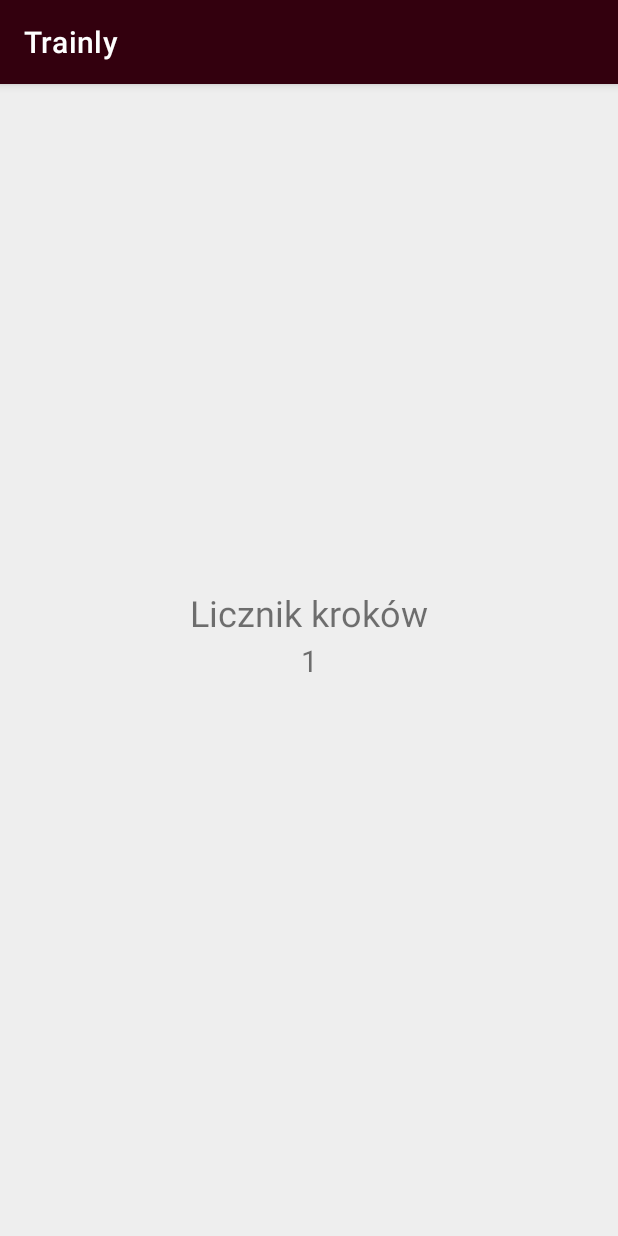
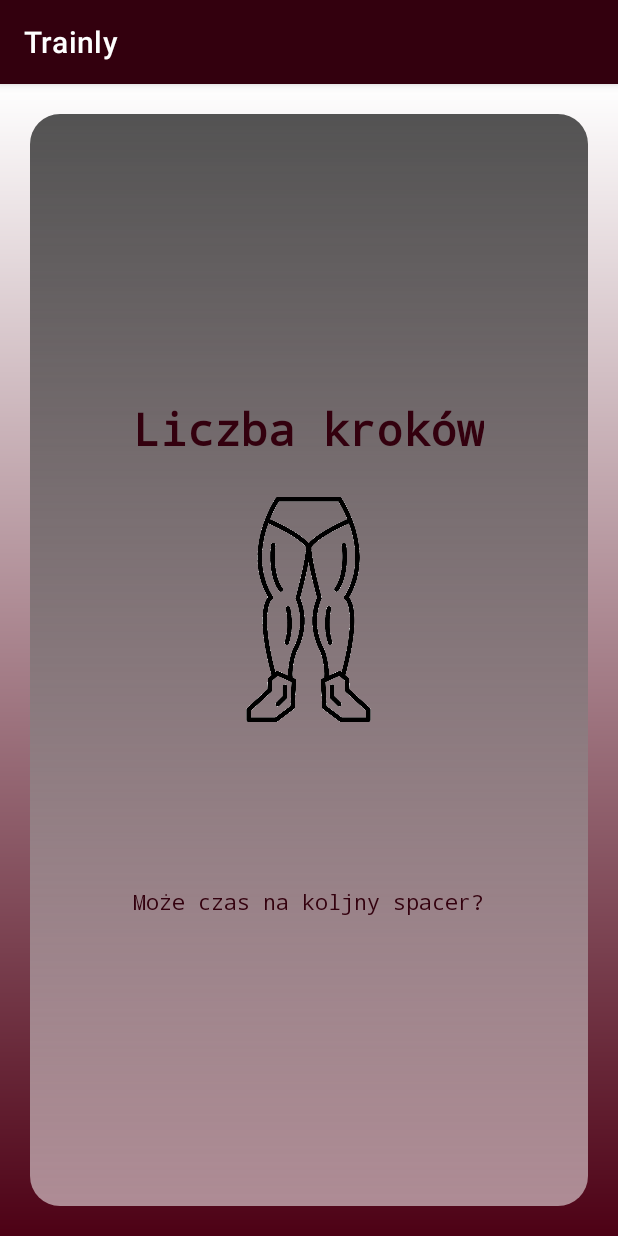
Before and after one commit to Funiek/systemy-mobilne-projekt, an Android app: the StepCounterActivity screen opened directly, with no data from a screen before it, on a phone screen of 412 x 824 dp. Run offline under Robolectric (Android 15) with nearby library versions, the phone set to English and light mode, and no system bars.

Commit message:
widok krokomierza

```diff
--- a/app/src/main/res/layout/activity_step_counter.xml
+++ b/app/src/main/res/layout/activity_step_counter.xml
@@ -2,34 +2,113 @@
 <androidx.constraintlayout.widget.ConstraintLayout xmlns:android="http://schemas.android.com/apk/res/android"
     xmlns:app="http://schemas.android.com/apk/res-auto"
     xmlns:tools="http://schemas.android.com/tools"
+    android:layout_width="match_parent"
+    android:layout_height="match_parent"
+    tools:context=".WeatherActivity"
+    android:background="@drawable/background2">
+
+
+    <LinearLayout
+        android:layout_margin="20dp"
         android:layout_width="fill_parent"
         android:layout_height="fill_parent"
-    android:background="#EEEEEE"
         android:orientation="vertical"
-    tools:context=".StepCounterActivity">
+        tools:ignore="MissingConstraints"
+        android:background="@drawable/background3">
+
+        <LinearLayout
+            android:layout_width="fill_parent"
+            android:layout_height="fill_parent"
+            android:layout_margin="10.0dp"
+            android:layout_marginTop="15.0dp"
+            android:layout_gravity="center"
+            android:gravity="center"
+            android:orientation="vertical">
+
+
+            <LinearLayout
+                android:layout_width="fill_parent"
+                android:layout_height="400.0dp"
+                android:layout_gravity="center"
+                android:gravity="center"
+                android:orientation="horizontal"
+                android:layout_margin="8dp">
+
+                <LinearLayout
+                    android:layout_width="fill_parent"
+                    android:layout_height="fill_parent"
+                    android:layout_weight="1.0"
+                    android:orientation="vertical">
+
 
                     <TextView
                         android:id="@+id/stepConterName"
                         android:layout_width="wrap_content"
                         android:layout_height="wrap_content"
-        android:text="Licznik kroków"
-        android:textSize="24dp"
-        app:layout_constraintBottom_toBottomOf="parent"
-        app:layout_constraintEnd_toEndOf="parent"
-        app:layout_constraintHorizontal_bias="0.5"
-        app:layout_constraintStart_toStartOf="parent"
-        app:layout_constraintTop_toTopOf="parent"
-        app:layout_constraintVertical_bias="0.457" />
+                        android:layout_gravity="center"
+                        android:fontFamily="monospace"
+                        android:padding="25.0dp"
+                        android:text="Liczba kroków"
+                        android:textColor="@color/purple_500"
+                        android:textSize="30.0dp"
+                        android:textStyle="bold" />
+
+                    <LinearLayout
+                        android:layout_width="fill_parent"
+                        android:layout_height="wrap_content"
+                        android:layout_weight="1.0"
+                        android:layout_gravity="center"
+                        android:orientation="vertical">
+
+
+                        <ImageView
+                            android:layout_width="150dp"
+                            android:layout_height="150dp"
+                            android:layout_gravity="center"
+                            app:srcCompat="@drawable/nogi" />
+
+
+                        <LinearLayout
+                            android:layout_width="fill_parent"
+                            android:layout_height="wrap_content"
+
+                            android:layout_gravity="center"
+                            android:gravity="center"
+                            android:orientation="horizontal">
 
                             <TextView
                                 android:id="@+id/stepCounterValue"
                                 android:layout_width="wrap_content"
                                 android:layout_height="wrap_content"
-        android:text="1"
-        android:textSize="20dp"
-        app:layout_constraintBottom_toBottomOf="parent"
-        app:layout_constraintEnd_toEndOf="parent"
-        app:layout_constraintHorizontal_bias="0.5"
-        app:layout_constraintStart_toStartOf="parent"
-        app:layout_constraintTop_toTopOf="parent" />
+                                android:fontFamily="monospace"
+                                android:padding="15.0dp"
+                                android:layout_gravity="center"
+                                android:text=""
+                                android:textColor="@color/purple_500"
+                                android:textSize="55.0dp" />
+
+
+                        </LinearLayout>
+
+
+                        <TextView
+                            android:id="@+id/odlegloscOldData"
+                            android:layout_width="wrap_content"
+                            android:layout_height="wrap_content"
+                            android:fontFamily="monospace"
+                            android:padding="5.0dp"
+                            android:layout_gravity="center"
+                            android:text="Może czas na koljny spacer?"
+                            android:textColor="@color/purple_500"
+                            android:textSize="14.0dp" />
+                    </LinearLayout>
+                </LinearLayout>
+            </LinearLayout>
+
+
+        </LinearLayout>
+
+    </LinearLayout>
+
+
 </androidx.constraintlayout.widget.ConstraintLayout>
```
Lines whose indentation alone changed are shown as unchanged.
